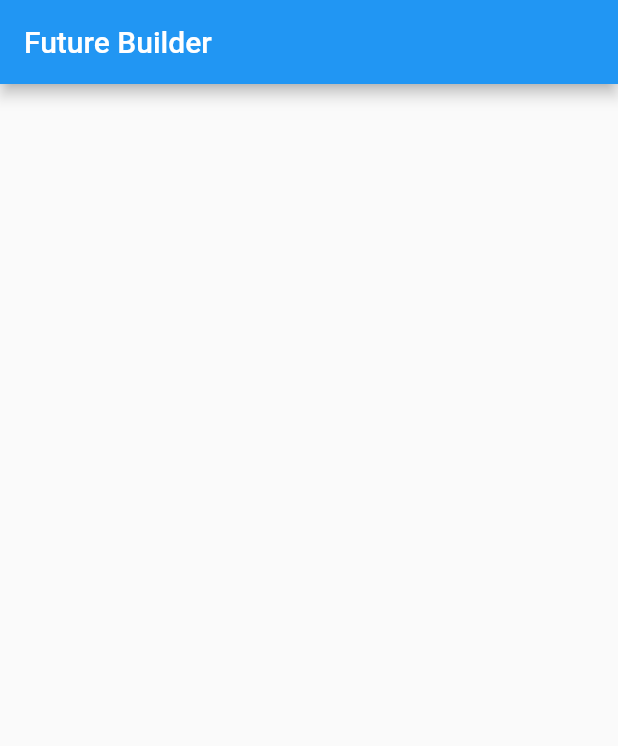
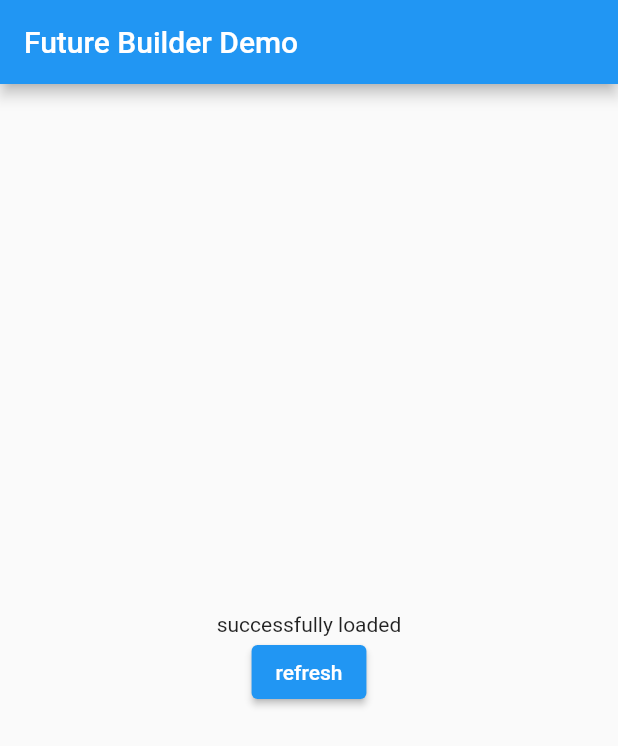
Before and after one commit to ksrisahithi/Future_Builder, a Flutter app: the screen it shows after launch, on a phone screen of 412 x 824 dp. Shown: the top 746 px of the screen. Run offline on Flutter 3.47's test engine with Material 2 defaults, Android fonts, the phone set to English and light mode, and no system bars.

Commit message:
Add files via upload

```diff
--- a/lib/main.dart
+++ b/lib/main.dart
@@ -1,5 +1,3 @@
-import 'dart:convert';
-
 import 'package:flutter/material.dart';
 
 void main() {
@@ -26,67 +24,55 @@ class MyApp extends StatelessWidget {
         // is not restarted.
         primarySwatch: Colors.blue,
       ),
-      home: const MyHomePage(title: 'Flutter Demo Home Page'),
+      home: const MyHomePage(title: 'Future Builder Demo'),
     );
   }
 }
 
 class MyHomePage extends StatefulWidget {
   const MyHomePage({Key? key, required this.title}) : super(key: key);
-
-  // This widget is the home page of your application. It is stateful, meaning
-  // that it has a State object (defined below) that contains fields that affect
-  // how it looks.
-
-  // This class is the configuration for the state. It holds the values (in this
-  // case the title) provided by the parent (in this case the App widget) and
-  // used by the build method of the State. Fields in a Widget subclass are
-  // always marked "final".
-
   final String title;
 
   @override
   State<MyHomePage> createState() => _MyHomePageState();
 }
 
+Future<String> getdata() async {
+  await Future.delayed(const Duration(seconds: 5));
+  // throw 'An error delibarately added';
+  return 'successfully loaded';
+}
+
 class _MyHomePageState extends State<MyHomePage> {
-  late Future<int?> dataFuture;
-
-  @override
-  void initState() {
-    super.initState();
-
-    dataFuture = getdata();
-  }
-
-  Future<int?> getdata() async {
-    final result = await http.get(
-      Uri.parse('http://www.randomnumberapi.com/api/v1.0/random'),
-    );
-    await Future.delayed(Duration(seconds: 3));
-    final body = jsonDecode(result.body);
-    int randomNumber = (body as List).first;
-    return null;
-  }
-
   @override
   Widget build(BuildContext context) {
     return Scaffold(
       appBar: AppBar(
-        title: Text('Future Builder'),
+        title: Text(widget.title),
       ),
       body: Center(
-        child: FutureBuilder<int?>(
-          future: ,
-          builder: (context,snapshot) {
-            if(snapshot.hasData) {
-              int data = snapshot.data!;
-
-              return Text('waiting');
-            }
-          },
-        ),
-        ),
-      );
+        child: FutureBuilder(
+            future: getdata(),
+            builder: (context, snapshot) {
+              if (snapshot.connectionState == ConnectionState.waiting) {
+                return const CircularProgressIndicator.adaptive();
+              } else if (snapshot.hasError) {
+                return Text(snapshot.error.toString());
+              } else {
+                return Column(mainAxisSize: MainAxisSize.min, children: [
+                  Text(
+                    snapshot.data.toString(),
+                  ),
+                  ElevatedButton(
+                    onPressed: () {
+                      setState(() {});
+                    },
+                    child: const Text('refresh'),
+                  )
+                ]);
+              }
+            }),
+      ),
+    );
   }
 }
```
